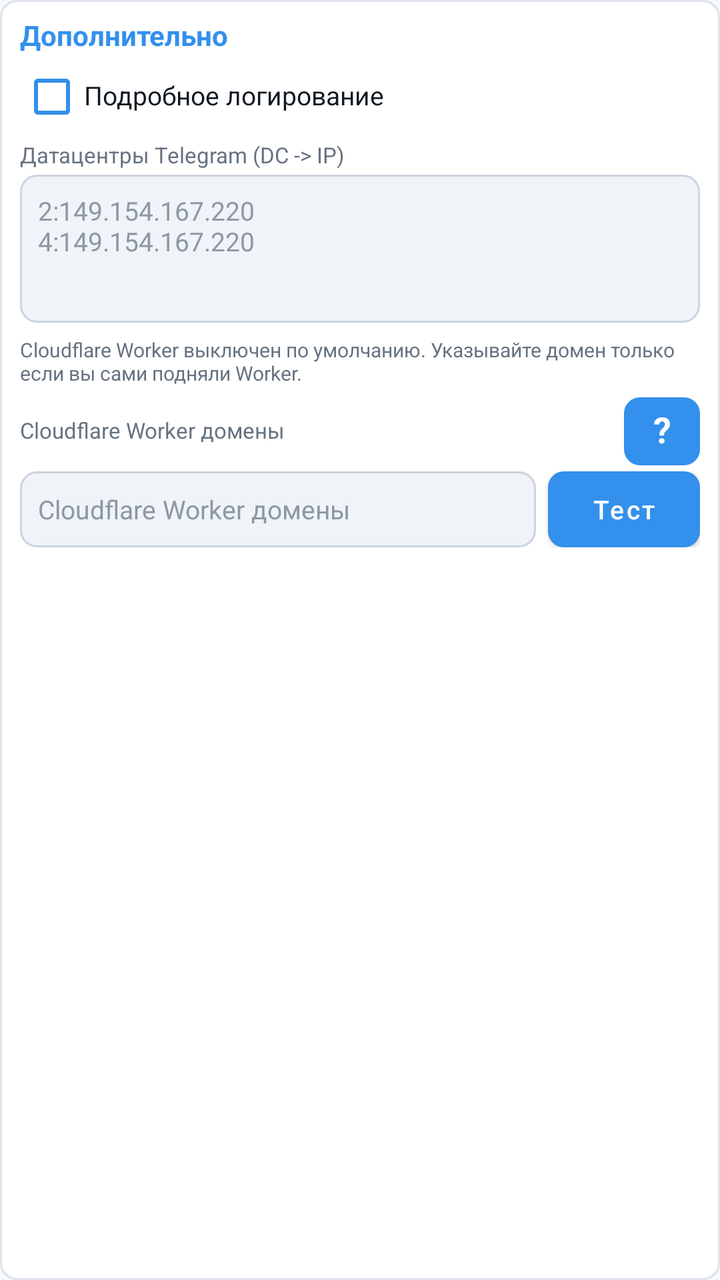
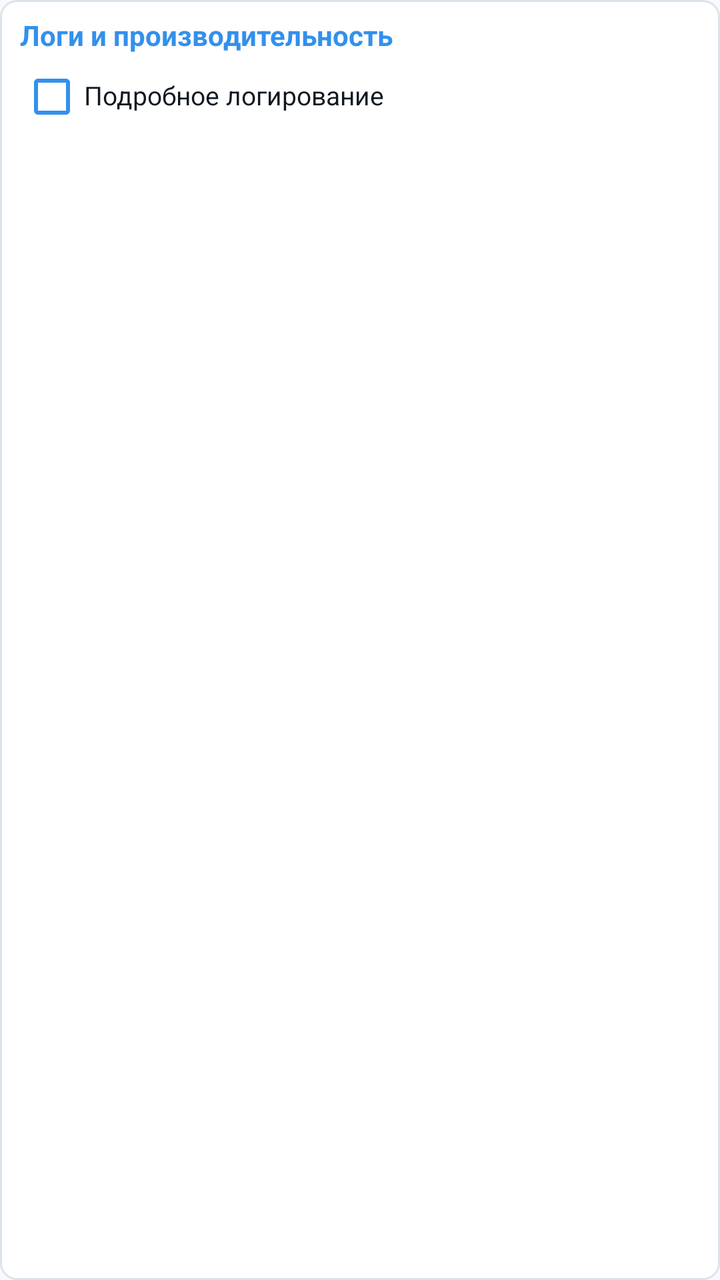

An Android layout rendered at two revisions. The XML below is the earlier revision; the diff shows what the commit changed to produce the second picture.
<!-- AndroidManifest.xml: application theme AppTheme -->
<!-- res/layout/view_advanced.xml -->
<?xml version="1.0" encoding="utf-8"?>
<LinearLayout xmlns:android="http://schemas.android.com/apk/res/android"
    android:layout_width="match_parent"
    android:layout_height="wrap_content"
    android:layout_marginTop="8dp"
    android:background="@drawable/card_bg"
    android:orientation="vertical"
    android:padding="10dp">

    <TextView
        android:layout_width="wrap_content"
        android:layout_height="wrap_content"
        android:includeFontPadding="false"
        android:text="@string/advanced"
        android:textColor="@color/accent"
        android:textSize="14sp"
        android:textStyle="bold" />

    <CheckBox
        android:id="@+id/cb_verbose"
        android:layout_width="match_parent"
        android:layout_height="34dp"
        android:layout_marginTop="5dp"
        android:buttonTint="@color/accent"
        android:includeFontPadding="false"
        android:text="@string/verbose_logging"
        android:textColor="@color/text_primary"
        android:textSize="13sp" />

    <TextView
        android:layout_width="wrap_content"
        android:layout_height="wrap_content"
        android:layout_marginTop="6dp"
        android:includeFontPadding="false"
        android:text="@string/dc_rules"
        android:textColor="@color/text_secondary"
        android:textSize="11sp" />

    <EditText
        android:id="@+id/et_dc_rules"
        android:layout_width="match_parent"
        android:layout_height="74dp"
        android:layout_marginTop="3dp"
        android:background="@drawable/edit_bg"
        android:gravity="top|start"
        android:hint="@string/dc_rules_hint"
        android:inputType="textMultiLine|textNoSuggestions"
        android:padding="9dp"
        android:textColor="@color/text_primary"
        android:textColorHint="@color/text_hint"
        android:textSize="13sp" />

    <TextView
        android:layout_width="match_parent"
        android:layout_height="wrap_content"
        android:layout_marginTop="8dp"
        android:includeFontPadding="false"
        android:text="@string/worker_note"
        android:textColor="@color/text_secondary"
        android:textSize="10sp" />

    <LinearLayout
        android:layout_width="match_parent"
        android:layout_height="wrap_content"
        android:layout_marginTop="6dp"
        android:gravity="center_vertical"
        android:orientation="horizontal">

        <TextView
            android:layout_width="0dp"
            android:layout_height="wrap_content"
            android:layout_weight="1"
            android:includeFontPadding="false"
            android:text="@string/worker_domains"
            android:textColor="@color/text_secondary"
            android:textSize="11sp" />

        <TextView
            android:id="@+id/btn_worker_help"
            android:layout_width="38dp"
            android:layout_height="34dp"
            android:background="@drawable/btn_start_bg"
            android:clickable="true"
            android:focusable="true"
            android:foreground="?android:attr/selectableItemBackground"
            android:gravity="center"
            android:includeFontPadding="false"
            android:text="?"
            android:textColor="@color/button_text"
            android:textSize="18sp"
            android:textStyle="bold" />
    </LinearLayout>

    <LinearLayout
        android:layout_width="match_parent"
        android:layout_height="38dp"
        android:layout_marginTop="3dp"
        android:orientation="horizontal">

        <EditText
            android:id="@+id/et_worker_domains"
            android:layout_width="0dp"
            android:layout_height="match_parent"
            android:layout_marginEnd="6dp"
            android:layout_weight="1"
            android:background="@drawable/edit_bg"
            android:hint="@string/worker_domains"
            android:inputType="textUri"
            android:paddingStart="9dp"
            android:paddingEnd="9dp"
            android:singleLine="true"
            android:textColor="@color/text_primary"
            android:textColorHint="@color/text_hint"
            android:textSize="13sp" />

        <Button
            android:id="@+id/btn_test_worker"
            android:layout_width="76dp"
            android:layout_height="match_parent"
            android:background="@drawable/btn_start_bg"
            android:minWidth="0dp"
            android:minHeight="0dp"
            android:paddingStart="4dp"
            android:paddingEnd="4dp"
            android:text="@string/test"
            android:textAllCaps="false"
            android:textColor="@color/button_text"
            android:textSize="13sp" />
    </LinearLayout>
</LinearLayout>
<!-- resources referenced by this layout -->
<resources>
  <color name="accent">#3390EC</color>
  <color name="button_text">#FFFFFF</color>
  <color name="text_hint">#8B98A5</color>
  <color name="text_primary">#101820</color>
  <color name="text_secondary">#667381</color>
  <!-- drawable btn_start_bg (drawable) -->
  <?xml version="1.0" encoding="utf-8"?>
  <shape xmlns:android="http://schemas.android.com/apk/res/android"
      android:shape="rectangle">
      <solid android:color="@color/accent" />
      <corners android:radius="8dp" />
  </shape>
  <!-- drawable card_bg (drawable) -->
  <?xml version="1.0" encoding="utf-8"?>
  <shape xmlns:android="http://schemas.android.com/apk/res/android"
      android:shape="rectangle">
      <solid android:color="@color/card" />
      <corners android:radius="8dp" />
      <stroke
          android:width="1dp"
          android:color="@color/card_border" />
  </shape>
  <!-- drawable edit_bg (drawable) -->
  <?xml version="1.0" encoding="utf-8"?>
  <shape xmlns:android="http://schemas.android.com/apk/res/android"
      android:shape="rectangle">
      <solid android:color="@color/input_bg" />
      <corners android:radius="8dp" />
      <stroke
          android:width="1dp"
          android:color="@color/input_border" />
  </shape>
  <string name="advanced">Дополнительно</string>
  <string name="dc_rules">Датацентры Telegram (DC -&gt; IP)</string>
  <string name="dc_rules_hint">2:149.154.167.220\n4:149.154.167.220</string>
  <string name="test">Тест</string>
  <string name="verbose_logging">Подробное логирование</string>
  <string name="worker_domains">Cloudflare Worker домены</string>
  <string name="worker_note">Cloudflare Worker выключен по умолчанию. Указывайте домен только если вы сами подняли Worker.</string>
  <style name="AppTheme" parent="Theme.MaterialComponents.DayNight.NoActionBar">
          <item name="colorPrimary">@color/accent</item>
          <item name="colorPrimaryDark">@color/background</item>
          <item name="colorAccent">@color/accent</item>
          <item name="android:windowBackground">@color/background</item>
          <item name="android:statusBarColor">@color/background</item>
          <item name="android:navigationBarColor">@color/background</item>
          <item name="android:forceDarkAllowed">false</item>
      </style>
  <color name="card">#FFFFFF</color>
  <color name="card_border">#DCE3EA</color>
  <color name="input_bg">#F0F3F7</color>
  <color name="input_border">#CCD4DD</color>
  <color name="background">#F7F9FC</color>
</resources>

<!-- the commit's change to res/layout/view_advanced.xml (unified diff, before → after) -->
@@ -26,105 +26,4 @@
         android:text="@string/verbose_logging"
         android:textColor="@color/text_primary"
         android:textSize="13sp" />
-
-    <TextView
-        android:layout_width="wrap_content"
-        android:layout_height="wrap_content"
-        android:layout_marginTop="6dp"
-        android:includeFontPadding="false"
-        android:text="@string/dc_rules"
-        android:textColor="@color/text_secondary"
-        android:textSize="11sp" />
-
-    <EditText
-        android:id="@+id/et_dc_rules"
-        android:layout_width="match_parent"
-        android:layout_height="74dp"
-        android:layout_marginTop="3dp"
-        android:background="@drawable/edit_bg"
-        android:gravity="top|start"
-        android:hint="@string/dc_rules_hint"
-        android:inputType="textMultiLine|textNoSuggestions"
-        android:padding="9dp"
-        android:textColor="@color/text_primary"
-        android:textColorHint="@color/text_hint"
-        android:textSize="13sp" />
-
-    <TextView
-        android:layout_width="match_parent"
-        android:layout_height="wrap_content"
-        android:layout_marginTop="8dp"
-        android:includeFontPadding="false"
-        android:text="@string/worker_note"
-        android:textColor="@color/text_secondary"
-        android:textSize="10sp" />
-
-    <LinearLayout
-        android:layout_width="match_parent"
-        android:layout_height="wrap_content"
-        android:layout_marginTop="6dp"
-        android:gravity="center_vertical"
-        android:orientation="horizontal">
-
-        <TextView
-            android:layout_width="0dp"
-            android:layout_height="wrap_content"
-            android:layout_weight="1"
-            android:includeFontPadding="false"
-            android:text="@string/worker_domains"
-            android:textColor="@color/text_secondary"
-            android:textSize="11sp" />
-
-        <TextView
-            android:id="@+id/btn_worker_help"
-            android:layout_width="38dp"
-            android:layout_height="34dp"
-            android:background="@drawable/btn_start_bg"
-            android:clickable="true"
-            android:focusable="true"
-            android:foreground="?android:attr/selectableItemBackground"
-            android:gravity="center"
-            android:includeFontPadding="false"
-            android:text="?"
-            android:textColor="@color/button_text"
-            android:textSize="18sp"
-            android:textStyle="bold" />
-    </LinearLayout>
-
-    <LinearLayout
-        android:layout_width="match_parent"
-        android:layout_height="38dp"
-        android:layout_marginTop="3dp"
-        android:orientation="horizontal">
-
-        <EditText
-            android:id="@+id/et_worker_domains"
-            android:layout_width="0dp"
-            android:layout_height="match_parent"
-            android:layout_marginEnd="6dp"
-            android:layout_weight="1"
-            android:background="@drawable/edit_bg"
-            android:hint="@string/worker_domains"
-            android:inputType="textUri"
-            android:paddingStart="9dp"
-            android:paddingEnd="9dp"
-            android:singleLine="true"
-            android:textColor="@color/text_primary"
-            android:textColorHint="@color/text_hint"
-            android:textSize="13sp" />
-
-        <Button
-            android:id="@+id/btn_test_worker"
-            android:layout_width="76dp"
-            android:layout_height="match_parent"
-            android:background="@drawable/btn_start_bg"
-            android:minWidth="0dp"
-            android:minHeight="0dp"
-            android:paddingStart="4dp"
-            android:paddingEnd="4dp"
-            android:text="@string/test"
-            android:textAllCaps="false"
-            android:textColor="@color/button_text"
-            android:textSize="13sp" />
-    </LinearLayout>
 </LinearLayout>
<!-- resource entries referenced after the edit -->
@@ -1,17 +1,7 @@
 <!-- resources referenced by this layout -->
 <resources>
   <color name="accent">#3390EC</color>
-  <color name="button_text">#FFFFFF</color>
-  <color name="text_hint">#8B98A5</color>
   <color name="text_primary">#101820</color>
-  <color name="text_secondary">#667381</color>
-  <!-- drawable btn_start_bg (drawable) -->
-  <?xml version="1.0" encoding="utf-8"?>
-  <shape xmlns:android="http://schemas.android.com/apk/res/android"
-      android:shape="rectangle">
-      <solid android:color="@color/accent" />
-      <corners android:radius="8dp" />
-  </shape>
   <!-- drawable card_bg (drawable) -->
   <?xml version="1.0" encoding="utf-8"?>
   <shape xmlns:android="http://schemas.android.com/apk/res/android"
@@ -22,23 +12,8 @@
           android:width="1dp"
           android:color="@color/card_border" />
   </shape>
-  <!-- drawable edit_bg (drawable) -->
-  <?xml version="1.0" encoding="utf-8"?>
-  <shape xmlns:android="http://schemas.android.com/apk/res/android"
-      android:shape="rectangle">
-      <solid android:color="@color/input_bg" />
-      <corners android:radius="8dp" />
-      <stroke
-          android:width="1dp"
-          android:color="@color/input_border" />
-  </shape>
-  <string name="advanced">Дополнительно</string>
-  <string name="dc_rules">Датацентры Telegram (DC -&gt; IP)</string>
-  <string name="dc_rules_hint">2:149.154.167.220\n4:149.154.167.220</string>
-  <string name="test">Тест</string>
+  <string name="advanced">Логи и производительность</string>
   <string name="verbose_logging">Подробное логирование</string>
-  <string name="worker_domains">Cloudflare Worker домены</string>
-  <string name="worker_note">Cloudflare Worker выключен по умолчанию. Указывайте домен только если вы сами подняли Worker.</string>
   <style name="AppTheme" parent="Theme.MaterialComponents.DayNight.NoActionBar">
           <item name="colorPrimary">@color/accent</item>
           <item name="colorPrimaryDark">@color/background</item>
@@ -50,8 +25,6 @@
       </style>
   <color name="card">#FFFFFF</color>
   <color name="card_border">#DCE3EA</color>
-  <color name="input_bg">#F0F3F7</color>
-  <color name="input_border">#CCD4DD</color>
   <color name="background">#F7F9FC</color>
 </resources>
 
